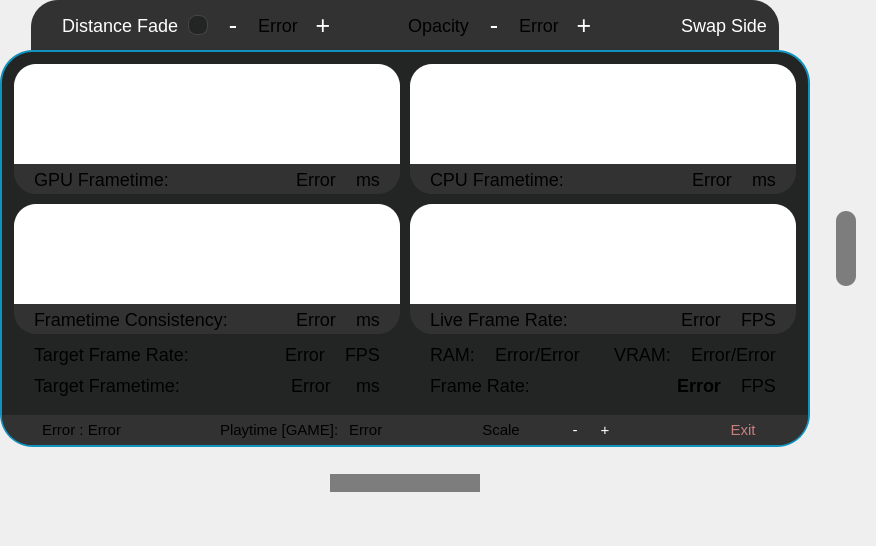
Qt form src/userinterface/dashboardui.ui (Trixxle/SeamenPerformanceOverlay) before a commit.
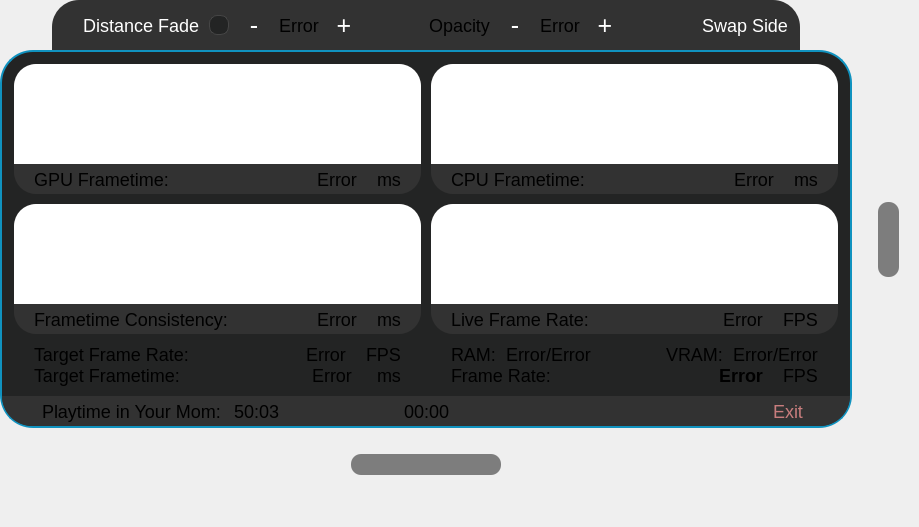
The same form after that commit. Custom widgets are drawn as their Qt base class.

Commit message: The overlay correctly grabs the state of the steam dashboard when launching. Overlay no correctly detects when an app quits. Scale bar now works. UI has been adjusted to remove the scale minus and plus icons and some other misc changes.

```diff
--- a/src/userinterface/dashboardui.ui
+++ b/src/userinterface/dashboardui.ui
@@ -6,8 +6,8 @@
    <rect>
     <x>0</x>
     <y>0</y>
-    <width>876</width>
-    <height>546</height>
+    <width>919</width>
+    <height>527</height>
    </rect>
   </property>
   <property name="windowTitle">
@@ -95,12 +95,12 @@
 }
 
 #interactionFrame QLabel {
-	font-size: 15px;
+	font-size: 18px;
 }
 
 /*--- Global Buttons ---*/
 QPushButton {
-	font-size: 15px;
+	font-size: 18px;
 	color: white;
 	background-color: transparent;
 	border: none;
@@ -214,7 +214,7 @@
         <property name="minimumSize">
          <size>
           <width>0</width>
-          <height>30</height>
+          <height>0</height>
          </size>
         </property>
         <property name="styleSheet">
@@ -226,10 +226,7 @@
         <property name="frameShadow">
          <enum>QFrame::Shadow::Raised</enum>
         </property>
-        <layout class="QHBoxLayout" name="horizontalLayout" stretch="0,0,1,0,0,0,1,0,0,0,0,1,0,0">
-         <property name="spacing">
-          <number>0</number>
-         </property>
+        <layout class="QGridLayout" name="gridLayout_5" columnstretch="1,0,1">
          <property name="leftMargin">
           <number>0</number>
          </property>
@@ -240,6 +237,14 @@
           <number>0</number>
          </property>
          <property name="bottomMargin">
+          <number>0</number>
+         </property>
+         <property name="spacing">
+          <number>0</number>
+         </property>
+         <item row="0" column="0">
+          <layout class="QHBoxLayout" name="playtimeLayout">
+           <property name="spacing">
           <number>0</number>
          </property>
          <item>
@@ -258,36 +263,10 @@
            </property>
           </spacer>
          </item>
-         <item>
-          <widget class="QLabel" name="clock">
-           <property name="sizePolicy">
-            <sizepolicy hsizetype="Fixed" vsizetype="Preferred">
-             <horstretch>0</horstretch>
-             <verstretch>0</verstretch>
-            </sizepolicy>
-           </property>
-           <property name="text">
-            <string>Error : Error</string>
-           </property>
-          </widget>
-         </item>
-         <item>
-          <spacer name="horizontalSpacer_12">
-           <property name="orientation">
-            <enum>Qt::Orientation::Horizontal</enum>
-           </property>
-           <property name="sizeHint" stdset="0">
-            <size>
-             <width>40</width>
-             <height>20</height>
-            </size>
-           </property>
-          </spacer>
-         </item>
          <item>
           <widget class="QLabel" name="playTimeTitle">
            <property name="text">
-            <string>Playtime [GAME]:</string>
+              <string>Playtime in Your Mom:</string>
            </property>
           </widget>
          </item>
@@ -296,10 +275,13 @@
            <property name="orientation">
             <enum>Qt::Orientation::Horizontal</enum>
            </property>
+             <property name="sizeType">
+              <enum>QSizePolicy::Policy::Fixed</enum>
+             </property>
            <property name="sizeHint" stdset="0">
             <size>
-             <width>10</width>
-             <height>20</height>
+               <width>13</width>
+               <height>17</height>
             </size>
            </property>
           </spacer>
@@ -307,18 +289,15 @@
          <item>
           <widget class="QLabel" name="playtimeClock">
            <property name="text">
-            <string>Error</string>
+              <string>50:03</string>
            </property>
           </widget>
          </item>
          <item>
-          <spacer name="horizontalSpacer_7">
+            <spacer name="horizontalSpacer_5">
            <property name="orientation">
             <enum>Qt::Orientation::Horizontal</enum>
            </property>
-           <property name="sizeType">
-            <enum>QSizePolicy::Policy::Expanding</enum>
-           </property>
            <property name="sizeHint" stdset="0">
             <size>
              <width>40</width>
@@ -327,99 +306,31 @@
            </property>
           </spacer>
          </item>
-         <item>
-          <widget class="QLabel" name="scaleTitle1">
-           <property name="font">
-            <font>
-             <pointsize>-1</pointsize>
-            </font>
-           </property>
-           <property name="text">
-            <string>Scale</string>
-           </property>
-           <property name="alignment">
-            <set>Qt::AlignmentFlag::AlignCenter</set>
-           </property>
-          </widget>
+          </layout>
          </item>
-         <item>
-          <spacer name="horizontalSpacer_6">
-           <property name="orientation">
-            <enum>Qt::Orientation::Horizontal</enum>
+         <item row="0" column="1">
+          <widget class="QLabel" name="clock">
+           <property name="sizePolicy">
+            <sizepolicy hsizetype="Fixed" vsizetype="Preferred">
+             <horstretch>0</horstretch>
+             <verstretch>0</verstretch>
+            </sizepolicy>
            </property>
-           <property name="sizeType">
-            <enum>QSizePolicy::Policy::Expanding</enum>
-           </property>
-           <property name="sizeHint" stdset="0">
-            <size>
-             <width>40</width>
-             <height>20</height>
-            </size>
-           </property>
-          </spacer>
-         </item>
-         <item>
-          <widget class="QPushButton" name="decreaseScaleButton">
-           <property name="minimumSize">
-            <size>
-             <width>30</width>
-             <height>30</height>
-            </size>
-           </property>
-           <property name="maximumSize">
-            <size>
-             <width>30</width>
-             <height>30</height>
-            </size>
-           </property>
-           <property name="font">
-            <font>
-             <pointsize>-1</pointsize>
-            </font>
-           </property>
-           <property name="styleSheet">
-            <string notr="true"/>
-           </property>
            <property name="text">
-            <string>-</string>
+            <string>00:00</string>
            </property>
           </widget>
          </item>
-         <item>
-          <widget class="QPushButton" name="increaseScaleButton">
-           <property name="minimumSize">
-            <size>
-             <width>30</width>
-             <height>30</height>
-            </size>
+         <item row="0" column="2">
+          <layout class="QHBoxLayout" name="exitByttonLayout" stretch="0,0,0">
+           <property name="spacing">
+            <number>0</number>
            </property>
-           <property name="maximumSize">
-            <size>
-             <width>30</width>
-             <height>30</height>
-            </size>
-           </property>
-           <property name="font">
-            <font>
-             <pointsize>-1</pointsize>
-            </font>
-           </property>
-           <property name="styleSheet">
-            <string notr="true"/>
-           </property>
-           <property name="text">
-            <string>+</string>
-           </property>
-          </widget>
-         </item>
          <item>
           <spacer name="horizontalSpacer_3">
            <property name="orientation">
             <enum>Qt::Orientation::Horizontal</enum>
            </property>
-           <property name="sizeType">
-            <enum>QSizePolicy::Policy::Expanding</enum>
-           </property>
            <property name="sizeHint" stdset="0">
             <size>
              <width>40</width>
@@ -450,6 +361,9 @@
            <property name="layoutDirection">
             <enum>Qt::LayoutDirection::LeftToRight</enum>
            </property>
+             <property name="autoFillBackground">
+              <bool>false</bool>
+             </property>
            <property name="styleSheet">
             <string notr="true"/>
            </property>
@@ -468,11 +382,13 @@
            </property>
            <property name="sizeHint" stdset="0">
             <size>
-             <width>40</width>
-             <height>20</height>
+               <width>37</width>
+               <height>17</height>
             </size>
            </property>
           </spacer>
+           </item>
+          </layout>
          </item>
         </layout>
        </widget>
@@ -1427,7 +1343,7 @@
             </property>
             <property name="sizeHint" stdset="0">
              <size>
-              <width>20</width>
+              <width>10</width>
               <height>20</height>
              </size>
             </property>
@@ -1495,7 +1411,7 @@
             </property>
             <property name="sizeHint" stdset="0">
              <size>
-              <width>20</width>
+              <width>10</width>
               <height>20</height>
              </size>
             </property>
@@ -1763,7 +1679,7 @@
             <property name="sizeHint" stdset="0">
              <size>
               <width>20</width>
-              <height>40</height>
+              <height>20</height>
              </size>
             </property>
            </spacer>
```
Lines whose indentation alone changed are shown as unchanged. The commit also changes 8 other files.
